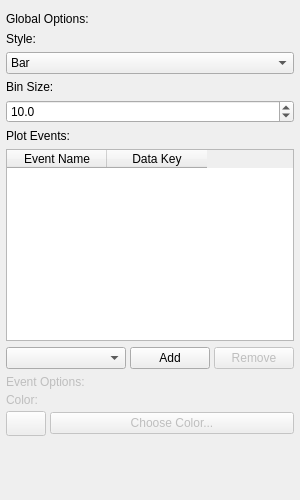
Old version of the form src/WhiskerToolbox/Plots/PSTHWidget/UI/PSTHPropertiesWidget.ui in the repository paulmthompson/WhiskerToolbox.
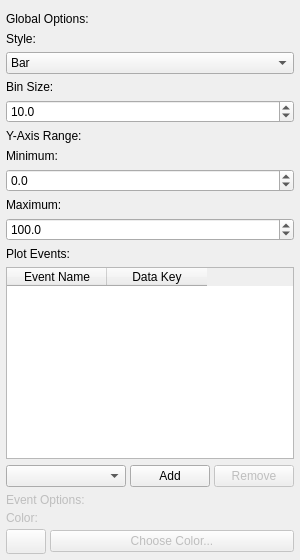
New version of the form.

Commit message: added vertical axis to event plot widget and PSTH plot widget

```diff
--- a/src/WhiskerToolbox/Plots/PSTHWidget/UI/PSTHPropertiesWidget.ui
+++ b/src/WhiskerToolbox/Plots/PSTHWidget/UI/PSTHPropertiesWidget.ui
@@ -105,6 +105,77 @@
      </property>
     </widget>
    </item>
+   <item>
+    <widget class="QLabel" name="y_axis_label">
+     <property name="text">
+      <string>Y-Axis Range:</string>
+     </property>
+    </widget>
+   </item>
+   <item>
+    <widget class="QLabel" name="y_min_label">
+     <property name="text">
+      <string>Minimum:</string>
+     </property>
+    </widget>
+   </item>
+   <item>
+    <widget class="QDoubleSpinBox" name="y_min_spinbox">
+     <property name="sizePolicy">
+      <sizepolicy hsizetype="Expanding" vsizetype="Fixed">
+       <horstretch>0</horstretch>
+       <verstretch>0</verstretch>
+      </sizepolicy>
+     </property>
+     <property name="decimals">
+      <number>1</number>
+     </property>
+     <property name="minimum">
+      <double>-1000000.00000000000000</double>
+     </property>
+     <property name="maximum">
+      <double>1000000.00000000000000</double>
+     </property>
+     <property name="singleStep">
+      <double>1.0000000000000000</double>
+     </property>
+     <property name="value">
+      <double>0.0000000000000000</double>
+     </property>
+    </widget>
+   </item>
+   <item>
+    <widget class="QLabel" name="y_max_label">
+     <property name="text">
+      <string>Maximum:</string>
+     </property>
+    </widget>
+   </item>
+   <item>
+    <widget class="QDoubleSpinBox" name="y_max_spinbox">
+     <property name="sizePolicy">
+      <sizepolicy hsizetype="Expanding" vsizetype="Fixed">
+       <horstretch>0</horstretch>
+       <verstretch>0</verstretch>
+      </sizepolicy>
+     </property>
+     <property name="decimals">
+      <number>1</number>
+     </property>
+     <property name="minimum">
+      <double>-1000000.00000000000000</double>
+     </property>
+     <property name="maximum">
+      <double>1000000.00000000000000</double>
+     </property>
+     <property name="singleStep">
+      <double>1.0000000000000000</double>
+     </property>
+     <property name="value">
+      <double>100.0000000000000000</double>
+     </property>
+    </widget>
+   </item>
    <item>
     <widget class="QLabel" name="plot_events_label">
      <property name="text">
```
The commit also changes 16 other files.
